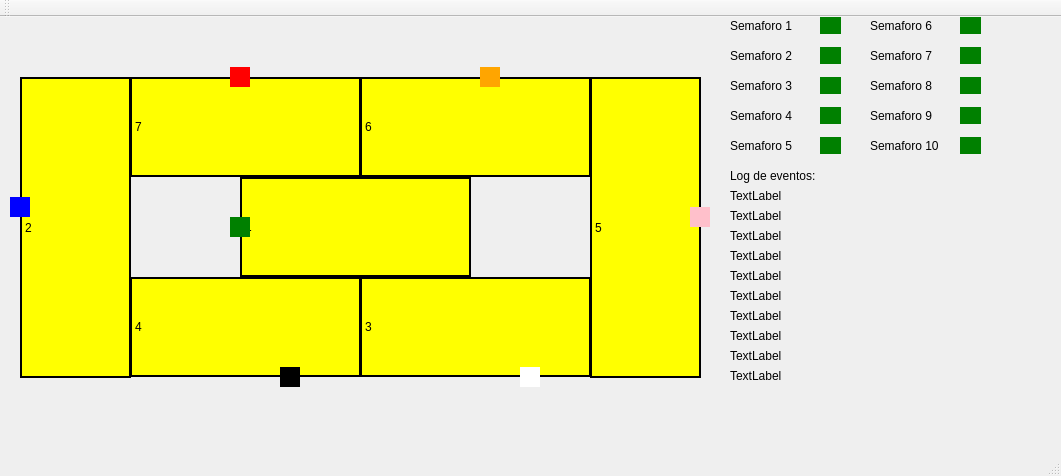
First picture: the form in mainwindow.ui, repository joaoei/Projeto_Trens, before the edit.
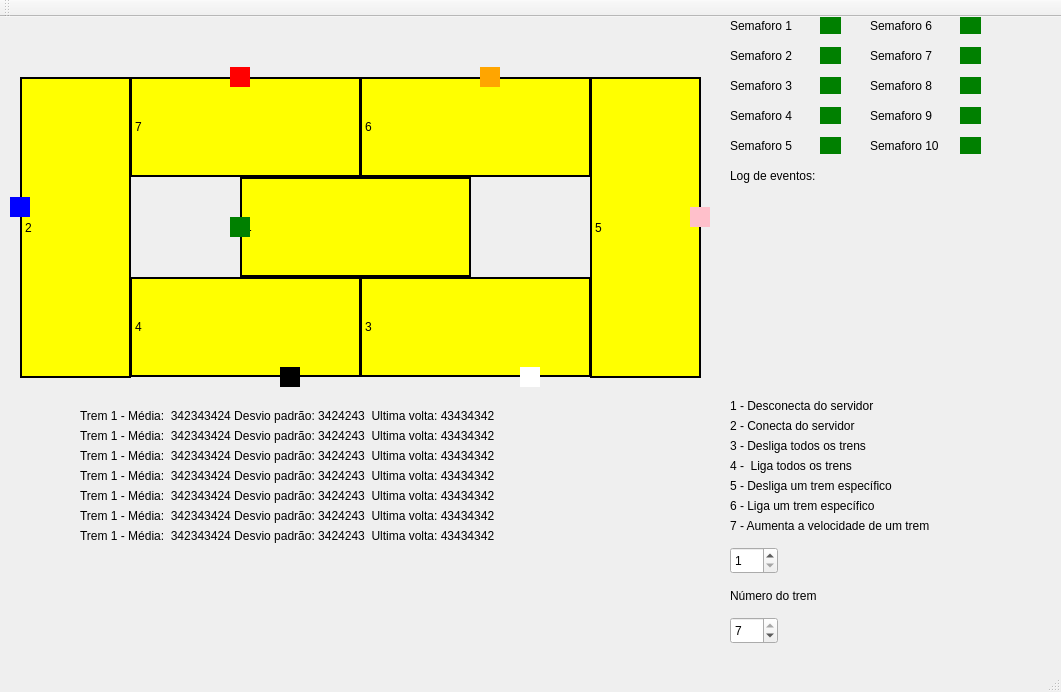
Second picture: the form after the edit.

Commit message: Tempo de viagem e SpinBox's para a escolha do comando

```diff
--- a/mainwindow.ui
+++ b/mainwindow.ui
@@ -7,7 +7,7 @@
     <x>0</x>
     <y>0</y>
     <width>1061</width>
-    <height>476</height>
+    <height>692</height>
    </rect>
   </property>
   <property name="windowTitle">
@@ -708,7 +708,7 @@
      </rect>
     </property>
     <property name="text">
-     <string>TextLabel</string>
+     <string/>
     </property>
    </widget>
    <widget class="QLabel" name="sem2">
@@ -721,7 +721,7 @@
      </rect>
     </property>
     <property name="text">
-     <string>TextLabel</string>
+     <string/>
     </property>
    </widget>
    <widget class="QLabel" name="sem3">
@@ -734,7 +734,7 @@
      </rect>
     </property>
     <property name="text">
-     <string>TextLabel</string>
+     <string/>
     </property>
    </widget>
    <widget class="QLabel" name="sem4">
@@ -747,7 +747,7 @@
      </rect>
     </property>
     <property name="text">
-     <string>TextLabel</string>
+     <string/>
     </property>
    </widget>
    <widget class="QLabel" name="sem5">
@@ -760,7 +760,7 @@
      </rect>
     </property>
     <property name="text">
-     <string>TextLabel</string>
+     <string/>
     </property>
    </widget>
    <widget class="QLabel" name="sem6">
@@ -773,7 +773,7 @@
      </rect>
     </property>
     <property name="text">
-     <string>TextLabel</string>
+     <string/>
     </property>
    </widget>
    <widget class="QLabel" name="sem7">
@@ -786,7 +786,7 @@
      </rect>
     </property>
     <property name="text">
-     <string>TextLabel</string>
+     <string/>
     </property>
    </widget>
    <widget class="QLabel" name="sem8">
@@ -799,7 +799,7 @@
      </rect>
     </property>
     <property name="text">
-     <string>TextLabel</string>
+     <string/>
     </property>
    </widget>
    <widget class="QLabel" name="sem9">
@@ -812,7 +812,7 @@
      </rect>
     </property>
     <property name="text">
-     <string>TextLabel</string>
+     <string/>
     </property>
    </widget>
    <widget class="QLabel" name="sem10">
@@ -825,7 +825,237 @@
      </rect>
     </property>
     <property name="text">
-     <string>TextLabel</string>
+     <string/>
+    </property>
+   </widget>
+   <widget class="QLabel" name="trem1medias">
+    <property name="geometry">
+     <rect>
+      <x>80</x>
+      <y>390</y>
+      <width>561</width>
+      <height>17</height>
+     </rect>
+    </property>
+    <property name="text">
+     <string>Trem 1 - Média:  342343424 Desvio padrão: 3424243  Ultima volta: 43434342  </string>
+    </property>
+   </widget>
+   <widget class="QLabel" name="trem2medias">
+    <property name="geometry">
+     <rect>
+      <x>80</x>
+      <y>410</y>
+      <width>561</width>
+      <height>17</height>
+     </rect>
+    </property>
+    <property name="text">
+     <string>Trem 1 - Média:  342343424 Desvio padrão: 3424243  Ultima volta: 43434342  </string>
+    </property>
+   </widget>
+   <widget class="QLabel" name="trem3medias">
+    <property name="geometry">
+     <rect>
+      <x>80</x>
+      <y>430</y>
+      <width>561</width>
+      <height>17</height>
+     </rect>
+    </property>
+    <property name="text">
+     <string>Trem 1 - Média:  342343424 Desvio padrão: 3424243  Ultima volta: 43434342  </string>
+    </property>
+   </widget>
+   <widget class="QLabel" name="trem4medias">
+    <property name="geometry">
+     <rect>
+      <x>80</x>
+      <y>450</y>
+      <width>561</width>
+      <height>17</height>
+     </rect>
+    </property>
+    <property name="text">
+     <string>Trem 1 - Média:  342343424 Desvio padrão: 3424243  Ultima volta: 43434342  </string>
+    </property>
+   </widget>
+   <widget class="QLabel" name="trem5medias">
+    <property name="geometry">
+     <rect>
+      <x>80</x>
+      <y>470</y>
+      <width>561</width>
+      <height>17</height>
+     </rect>
+    </property>
+    <property name="text">
+     <string>Trem 1 - Média:  342343424 Desvio padrão: 3424243  Ultima volta: 43434342  </string>
+    </property>
+   </widget>
+   <widget class="QLabel" name="trem6medias">
+    <property name="geometry">
+     <rect>
+      <x>80</x>
+      <y>490</y>
+      <width>561</width>
+      <height>17</height>
+     </rect>
+    </property>
+    <property name="text">
+     <string>Trem 1 - Média:  342343424 Desvio padrão: 3424243  Ultima volta: 43434342  </string>
+    </property>
+   </widget>
+   <widget class="QLabel" name="trem7medias">
+    <property name="geometry">
+     <rect>
+      <x>80</x>
+      <y>510</y>
+      <width>561</width>
+      <height>17</height>
+     </rect>
+    </property>
+    <property name="text">
+     <string>Trem 1 - Média:  342343424 Desvio padrão: 3424243  Ultima volta: 43434342  </string>
+    </property>
+   </widget>
+   <widget class="QSpinBox" name="spinBox">
+    <property name="geometry">
+     <rect>
+      <x>730</x>
+      <y>530</y>
+      <width>48</width>
+      <height>27</height>
+     </rect>
+    </property>
+    <property name="minimum">
+     <number>1</number>
+    </property>
+    <property name="maximum">
+     <number>7</number>
+    </property>
+   </widget>
+   <widget class="QSpinBox" name="spinBox_2">
+    <property name="geometry">
+     <rect>
+      <x>730</x>
+      <y>600</y>
+      <width>48</width>
+      <height>27</height>
+     </rect>
+    </property>
+    <property name="minimum">
+     <number>1</number>
+    </property>
+    <property name="maximum">
+     <number>7</number>
+    </property>
+    <property name="value">
+     <number>7</number>
+    </property>
+   </widget>
+   <widget class="QLabel" name="label_12">
+    <property name="geometry">
+     <rect>
+      <x>730</x>
+      <y>380</y>
+      <width>251</width>
+      <height>17</height>
+     </rect>
+    </property>
+    <property name="text">
+     <string>1 - Desconecta do servidor</string>
+    </property>
+   </widget>
+   <widget class="QLabel" name="label_13">
+    <property name="geometry">
+     <rect>
+      <x>730</x>
+      <y>400</y>
+      <width>251</width>
+      <height>17</height>
+     </rect>
+    </property>
+    <property name="text">
+     <string>2 - Conecta do servidor</string>
+    </property>
+   </widget>
+   <widget class="QLabel" name="label_14">
+    <property name="geometry">
+     <rect>
+      <x>730</x>
+      <y>420</y>
+      <width>251</width>
+      <height>17</height>
+     </rect>
+    </property>
+    <property name="text">
+     <string>3 - Desliga todos os trens</string>
+    </property>
+   </widget>
+   <widget class="QLabel" name="label_15">
+    <property name="geometry">
+     <rect>
+      <x>730</x>
+      <y>440</y>
+      <width>251</width>
+      <height>17</height>
+     </rect>
+    </property>
+    <property name="text">
+     <string>4 -  Liga todos os trens</string>
+    </property>
+   </widget>
+   <widget class="QLabel" name="label_16">
+    <property name="geometry">
+     <rect>
+      <x>730</x>
+      <y>460</y>
+      <width>251</width>
+      <height>17</height>
+     </rect>
+    </property>
+    <property name="text">
+     <string>5 - Desliga um trem específico</string>
+    </property>
+   </widget>
+   <widget class="QLabel" name="label_17">
+    <property name="geometry">
+     <rect>
+      <x>730</x>
+      <y>480</y>
+      <width>251</width>
+      <height>17</height>
+     </rect>
+    </property>
+    <property name="text">
+     <string>6 - Liga um trem específico</string>
+    </property>
+   </widget>
+   <widget class="QLabel" name="label_18">
+    <property name="geometry">
+     <rect>
+      <x>730</x>
+      <y>500</y>
+      <width>261</width>
+      <height>17</height>
+     </rect>
+    </property>
+    <property name="text">
+     <string>7 - Aumenta a velocidade de um trem</string>
+    </property>
+   </widget>
+   <widget class="QLabel" name="label_19">
+    <property name="geometry">
+     <rect>
+      <x>730</x>
+      <y>570</y>
+      <width>231</width>
+      <height>17</height>
+     </rect>
+    </property>
+    <property name="text">
+     <string>Número do trem</string>
     </property>
    </widget>
    <zorder>labelTrilho01_5</zorder>
```
Left out of the diff: 17 changed lines with no effect on the pictures. The commit also changes 4 other files.
